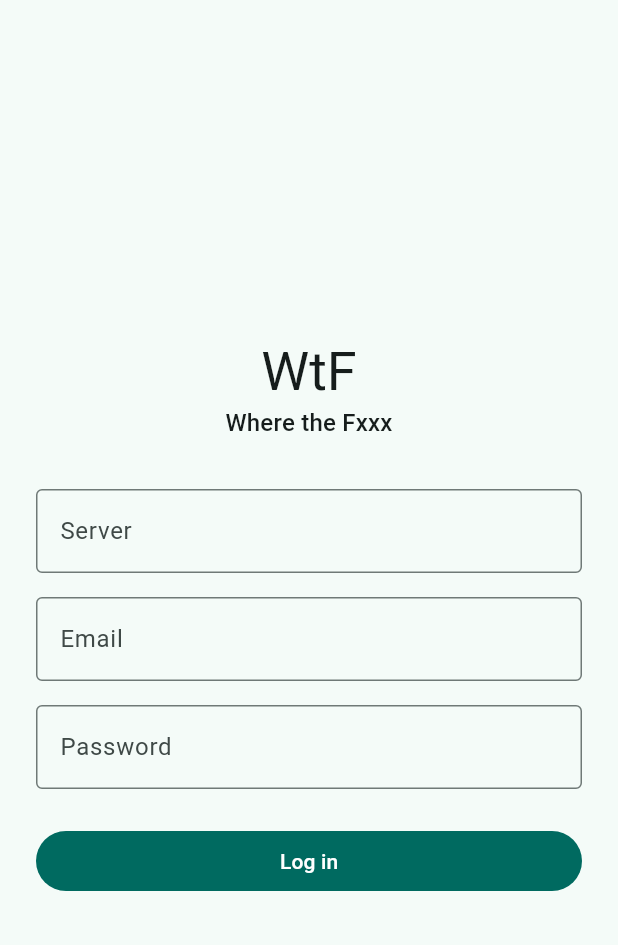
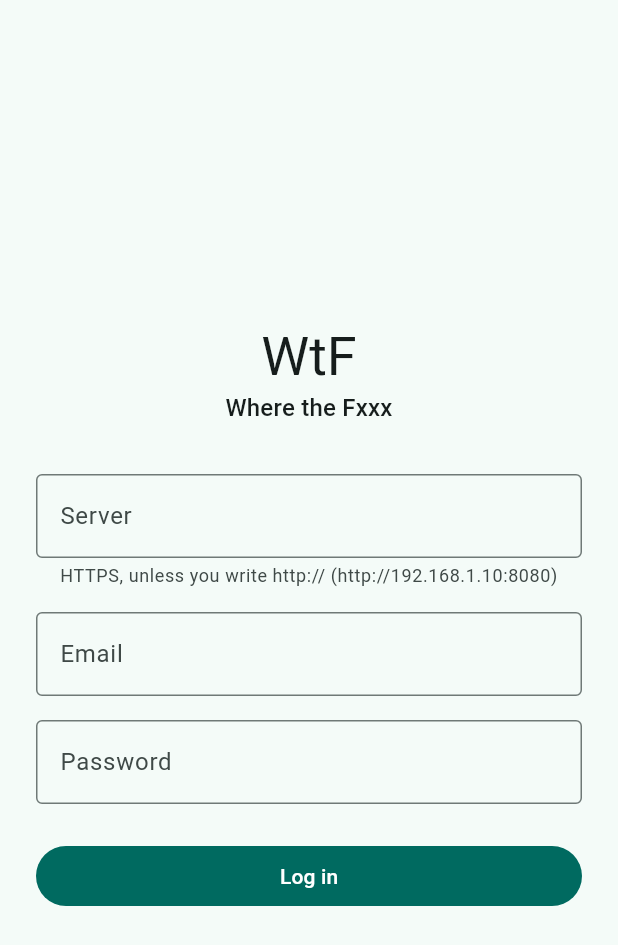
Before and after one commit to radiohyperactivity/wtf, a Flutter app: the screen it shows after launch, on a phone screen of 412 x 824 dp. Shown: the top 945 px of the screen. Run offline on Flutter 3.47's test engine with Material 3 defaults, Android fonts, the phone set to English and light mode, and no system bars; our stand-ins replace file_picker, flutter_secure_storage, go_router, image_picker, shared_preferences.

Commit message:
App: say why the server can't be reached, at the login
A connection or TLS error escaped the login screen unhandled. Now every
error shows there, and HTTPS against wtfd's plain HTTP says to write
http://; the server field says so up front too.

Co-Authored-By: Claude Opus 5.5 <noreply@anthropic.com>

```diff
--- a/app/lib/screens/login_screen.dart
+++ b/app/lib/screens/login_screen.dart
@@ -3,6 +3,7 @@ import 'package:provider/provider.dart';
 
 import '../api/client.dart';
 import '../session.dart';
+import '../widgets/common.dart';
 
 /// Logging in. The native apps also ask for the server address; the web app
 /// uses its own.
@@ -50,8 +51,9 @@ class _LoginScreenState extends State<LoginScreen> {
         server: session.isWeb ? null : serverFromInput(_server.text),
       );
       // The router moves on to the app.
-    } on ApiProblem catch (e) {
-      if (mounted) setState(() => _error = e.message);
+    } catch (e) {
+      // The server's refusals, and not reaching it at all.
+      if (mounted) setState(() => _error = errorText(e));
     } finally {
       if (mounted) setState(() => _busy = false);
     }
@@ -90,6 +92,9 @@ class _LoginScreenState extends State<LoginScreen> {
                         decoration: const InputDecoration(
                           labelText: 'Server',
                           hintText: 'wtf.example.com',
+                          helperText:
+                              'HTTPS, unless you write http:// '
+                              '(http://192.168.1.10:8080)',
                           border: OutlineInputBorder(),
                         ),
                         keyboardType: TextInputType.url,
--- a/app/lib/widgets/common.dart
+++ b/app/lib/widgets/common.dart
@@ -14,6 +14,13 @@ import '../session.dart';
 String errorText(Object e) => switch (e) {
   ApiProblem p => p.message,
   InputError i => i.message,
+  // dart:io's errors, by name: dart:io doesn't exist in the web app.
+  _ when '$e'.startsWith('HandshakeException') =>
+    "The server doesn't answer in HTTPS. If it runs without (wtfd speaks "
+        'plain HTTP), write the address with http://.',
+  _ when '$e'.contains('SocketException') =>
+    "Can't reach the server. Check the address and port, and that the "
+        'server listens on the network.',
   _ => '$e',
 };
 
```
Also changed, not shown: 1 other file.
